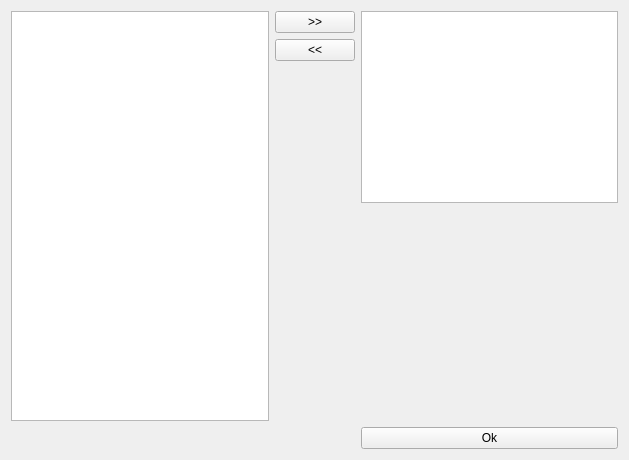
This is trend/trendconstruct.ui in vanessaorgua/lib as Qt 5 draws it before an edit. The edited form follows.
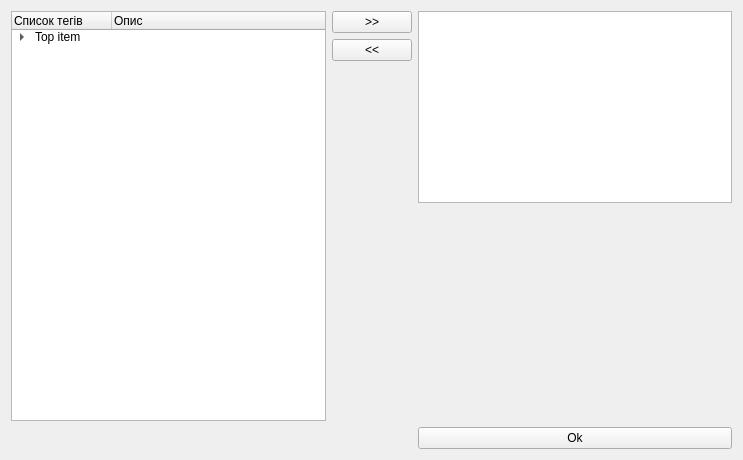
This is the edited form.

Commit message: Реалізовано завантаження тегів у QTreeWidget

What changed in the file:
```diff
--- a/trend/trendconstruct.ui
+++ b/trend/trendconstruct.ui
@@ -6,7 +6,7 @@
    <rect>
     <x>0</x>
     <y>0</y>
-    <width>629</width>
+    <width>743</width>
     <height>460</height>
    </rect>
   </property>
@@ -14,9 +14,6 @@
    <string>Конструктор</string>
   </property>
   <layout class="QGridLayout" name="gridLayout">
-   <item row="0" column="3" rowspan="3">
-    <widget class="QListView" name="tagList"/>
-   </item>
    <item row="5" column="3">
     <widget class="QPushButton" name="Exit">
      <property name="text">
@@ -64,8 +61,35 @@
      </property>
     </spacer>
    </item>
+   <item row="0" column="3" rowspan="3">
+    <widget class="QListWidget" name="listTag"/>
+   </item>
    <item row="0" column="1" rowspan="4">
-    <widget class="QTreeView" name="tagView"/>
+    <widget class="QTreeWidget" name="treeTag">
+     <column>
+      <property name="text">
+       <string>Список тегів</string>
+      </property>
+     </column>
+     <column>
+      <property name="text">
+       <string>Опис</string>
+      </property>
+     </column>
+     <item>
+      <property name="text">
+       <string>Top item</string>
+      </property>
+      <item>
+       <property name="text">
+        <string>Item</string>
+       </property>
+       <property name="text">
+        <string>tttt</string>
+       </property>
+      </item>
+     </item>
+    </widget>
    </item>
   </layout>
  </widget>
```
The commit also changes 3 other files.
